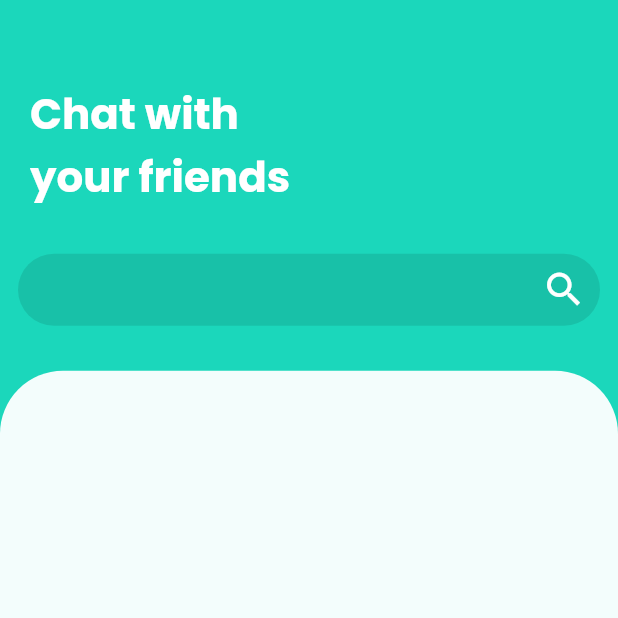
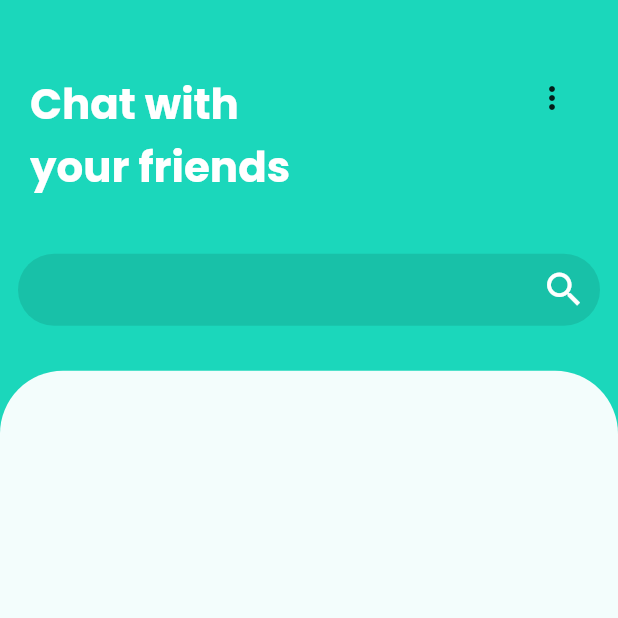
Before and after one commit to prenCodePad/heyy, a Flutter app: the MyHomePage screen opened by its route, on a phone screen of 412 x 824 dp, the top half of it. Run offline on Flutter 3.47's test engine with Material 2 defaults, Android fonts, the phone set to English and light mode, and no system bars; our stand-ins replace firebase_auth, firebase_core, flutter_screenutil, get, get_it, get_storage and 4 more; missing offline and left inert: firebase_auth_web, firebase_core_web, heyy_backend, smart_auth; accounts and stored records are empty.

```diff
--- /dev/null
+++ b/lib/controllers/chat_controller.dart
@@ -0,0 +1,3 @@
+import 'package:get/get.dart';
+
+class ChatController extends GetxController {}
--- a/lib/controllers/home_controller.dart
+++ b/lib/controllers/home_controller.dart
@@ -1,35 +1,45 @@
 import 'package:flutter/material.dart';
 import 'package:get/get.dart';
+import 'package:heyy/config/storage_prefs.dart';
 import 'package:heyy_backend/heyy_backend.dart';
 
 enum ChatView { allChat, specificChat }
 
 class HomeController extends GetxController {
   final counter = 0.obs;
-  final users = User.users.obs;
+  final users = <Map<String, dynamic>>[].obs;
   final userSelected = Rxn<User>();
   final chatView = ChatView.allChat.obs;
 
   final selectedUserMessages = <Message>[].obs;
   final userSearchResults = User.users.obs;
 
+  final getChatsLoader = false.obs;
+
   updateCounter() => counter.value = counter.value + 1;
   final TextEditingController userSearchController = TextEditingController();
   final TextEditingController messageController = TextEditingController();
 
   final ScrollController chatController = ScrollController();
+  final ChatRepo _chatRepo = ChatRepoApi();
+  final LoginRepo _loginRepo = LoginRepoImpl();
+
+  String id = StoragePrefs.getStorageValue('id');
 
   @override
   void onInit() {
+    getConversations();
     super.onInit();
   }
 
-  searchContact(String pattern) {
-    if (pattern.isEmpty) {
-      userSearchResults.value = users;
-    } else {
-      userSearchResults.value = users.where((p0) => p0.name.contains(RegExp(pattern, caseSensitive: false))).toList();
-    }
+  getConversations() async {
+    getChatsLoader.value = true;
+    users.value = await _chatRepo.getConversations(id);
+    getChatsLoader.value = false;
+  }
+
+  Future<List<Map<String, dynamic>>> searchUsers(String searchPhone) async {
+    return (await _loginRepo.searchUser(searchPhone)).where((e) => e['id'] != id).toList();
   }
 
   selectContact(User? user) {
@@ -42,6 +52,8 @@ class HomeController extends GetxController {
       //selectedUserMessages.value = user.messages;
     }
   }
+
+  var countryCodes = ['US', 'CA', 'AU', 'GB', 'IN', 'MX'];
 
   createMessage(String text) {
     var now = DateTime.now().millisecondsSinceEpoch;
--- a/lib/pages/home/screens/home_screen.dart
+++ b/lib/pages/home/screens/home_screen.dart
@@ -6,6 +6,7 @@ import 'package:heyy/pages/pages.dart';
 
 class HomeScreen extends StatelessWidget with AppMixin {
   const HomeScreen({Key? key}) : super(key: key);
+  HomeController get hc => Get.put(HomeController());
 
   @override
   Widget build(BuildContext context) {
@@ -23,6 +24,8 @@ class HomeScreen extends StatelessWidget with AppMixin {
 class _AllChat extends StatelessWidget with AppMixin {
   const _AllChat({Key? key}) : super(key: key);
 
+  HomeController get hc => Get.put(HomeController());
+
   @override
   Widget build(BuildContext context) {
     return HomeLayout(
@@ -32,10 +35,30 @@ class _AllChat extends StatelessWidget with AppMixin {
         children: [
           Padding(
             padding: const EdgeInsets.symmetric(vertical: 10, horizontal: 20),
-            child: Text(
-              'Chat with\nyour friends',
-              textAlign: TextAlign.left,
-              style: theme.displayTitle1(color: Colors.white),
+            child: Row(
+              mainAxisAlignment: MainAxisAlignment.spaceBetween,
+              children: [
+                Text(
+                  'Chat with\nyour friends',
+                  textAlign: TextAlign.left,
+                  style: theme.displayTitle1(color: Colors.white),
+                ),
+                Padding(
+                  padding: const EdgeInsets.only(bottom: 50),
+                  child: PopupMenuButton(
+                      color: Colors.white,
+                      itemBuilder: (context) {
+                        return [
+                          PopupMenuItem(
+                              child: const Text(
+                                'Log Out',
+                                style: TextStyle(color: Colors.black),
+                              ),
+                              onTap: () async => await logoutUser())
+                        ];
+                      }),
+                ),
+              ],
             ),
           ),
           Padding(
@@ -119,6 +142,8 @@ class _AllChat extends StatelessWidget with AppMixin {
 
 class _SpecificChat extends StatelessWidget with AppMixin {
   const _SpecificChat({Key? key}) : super(key: key);
+
+  HomeController get hc => Get.put(HomeController());
 
   List<Widget> _listOfMessages() {
     var user = hc.userSelected.value!;
--- a/lib/pages/home/screens/home_screen_wide.dart
+++ b/lib/pages/home/screens/home_screen_wide.dart
@@ -1,10 +1,12 @@
 import 'package:flutter/material.dart';
 import 'package:heyy/common/app_mixin.dart';
+import 'package:heyy/controllers/home_controller.dart';
 import 'package:heyy/routing/routes.dart';
 import 'package:get/get.dart';
 
 class HomeScreenWide extends StatelessWidget with AppMixin {
   const HomeScreenWide({Key? key}) : super(key: key);
+  HomeController get hc => Get.put(HomeController());
 
   @override
   Widget build(BuildContext context) {
--- a/lib/pages/login/screens/login_screen.dart
+++ b/lib/pages/login/screens/login_screen.dart
@@ -85,7 +85,6 @@ class LoginScreen extends StatelessWidget with AppMixin {
                         Get.snackbar("Error", "Please provide phone number", backgroundColor: Colors.white);
                         return;
                       }
-                      snc.loginView.value = LoginView.otpView;
                       await snc.getOtp(onComplete: (_) {});
                       Navigator.pushNamed(context, Routes.otpPage);
                     }),
```
Also changed, not shown: lib/common/app_mixin.dart (+14 -4 lines), lib/controllers/sign_in_controller.dart (+25 -7 lines), lib/pages/login/login_page.dart (+4 -3 lines), lib/pages/login/screens/otp_screen.dart (+6 -4 lines).
